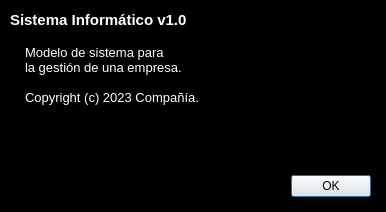
First picture: the form in base/Proyecto/PyScripter/msi/modelo4/AcercaDe.ui, repository torrentelinux/torrentarium, before the edit.
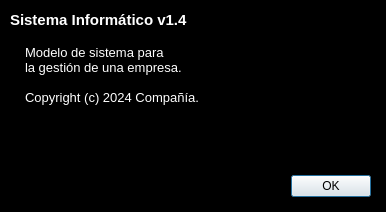
Second picture: the form after the edit. Icons and pictures are not drawn.

Patch:
```diff
--- a/base/Proyecto/PyScripter/msi/modelo4/AcercaDe.ui
+++ b/base/Proyecto/PyScripter/msi/modelo4/AcercaDe.ui
@@ -279,7 +279,7 @@
     <string>Modelo de sistema para
 la gestión de una empresa.
 
-Copyright (c) 2023 Compañía.</string>
+Copyright (c) 2024 Compañía.</string>
    </property>
    <property name="centerOnScroll">
     <bool>false</bool>
@@ -320,7 +320,7 @@
     </font>
    </property>
    <property name="text">
-    <string>Sistema Informático v1.0</string>
+    <string>Sistema Informático v1.4</string>
    </property>
   </widget>
  </widget>
```
